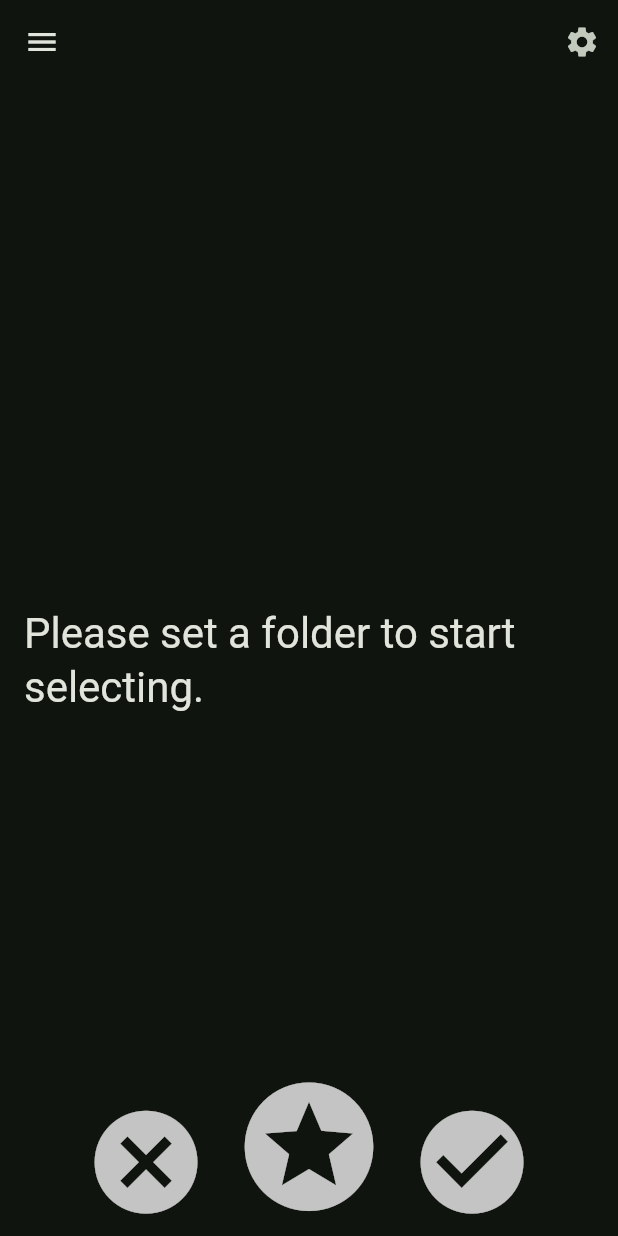
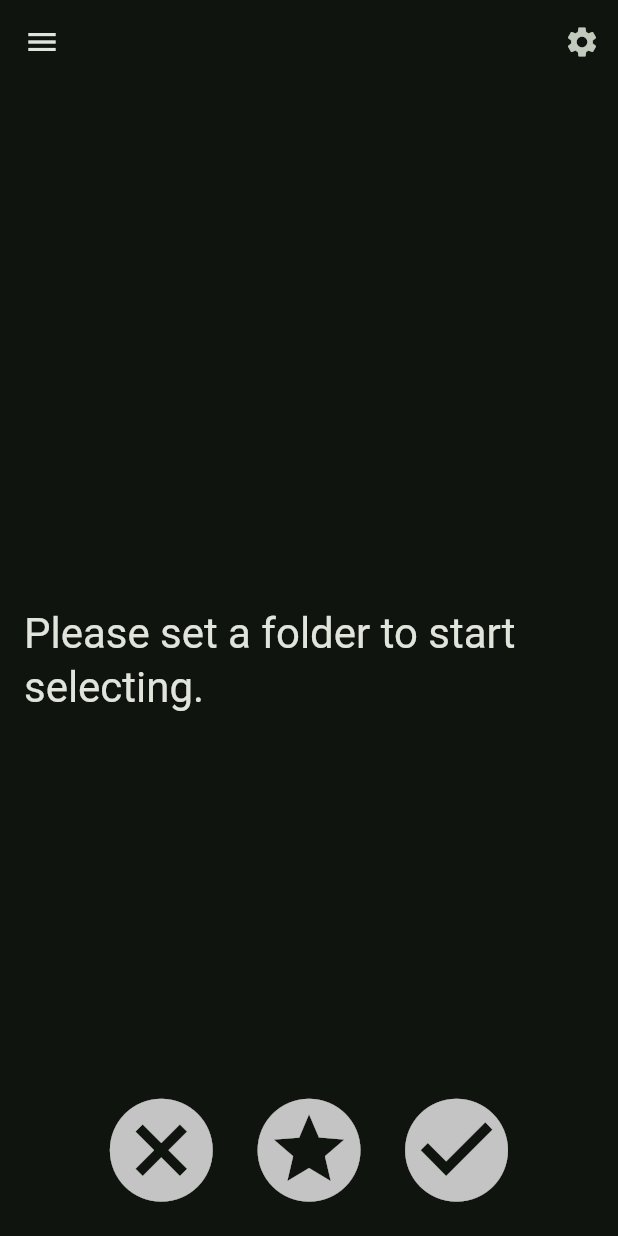
Before and after one commit to fabio-osti/image_selector, a Flutter app: the screen it shows after launch, on a phone screen of 412 x 824 dp. Run offline on Flutter 3.47's test engine with Material 2 defaults, Android fonts, the phone set to English and light mode, and no system bars; our stand-ins replace file_picker, permission_handler, photo_view.

Commit message:
Image size and positioning

```diff
--- a/lib/views/selector_view.dart
+++ b/lib/views/selector_view.dart
@@ -16,18 +16,16 @@ class SelectorView extends StatefulWidget {
 
 class _SelectorViewState extends State<SelectorView> {
   late final Unlisten _unlistenSubjectChanged;
-  late final PhotoViewController _photoController;
-  late final OverlayEntry? _overlayEntry;
+  late final PhotoViewController _photoController = PhotoViewController();
+  late final OverlayEntry _overlayEntry = OverlayEntry(builder: _optionsBuilder);
 
   @override
   void initState() {
-    _photoController =  PhotoViewController();
     _unlistenSubjectChanged = SelectorController.listenSubjectChanged(() {
       setState(() {
         curImage = SelectorController.subjectImageFile;
       });
     });
-    _overlayEntry = _getOptionsOverlay();
     super.initState();
   }
 
@@ -41,10 +39,10 @@ class _SelectorViewState extends State<SelectorView> {
   @override
   Widget build(BuildContext context) {
     WidgetsBinding.instance.addPostFrameCallback((_) {
-      if (_overlayEntry!.mounted) {
-        _overlayEntry!.remove();
+      if (_overlayEntry.mounted) {
+        _overlayEntry.remove();
       }
-      Overlay.of(context)!.insert(_overlayEntry!);
+      Overlay.of(context)!.insert(_overlayEntry);
     });
     return curImage == null
         ? Center(
@@ -56,35 +54,50 @@ class _SelectorViewState extends State<SelectorView> {
               ),
             ),
           )
-        : _getViewer();
+        : _viewer;
   }
 
   File? curImage;
 
-  Widget _getViewer() {
-    return Listener(
+  Widget get _viewer {
+    return GestureDetector(
+      child: Listener(
         onPointerSignal: (event) {
           if (event is PointerScrollEvent &&
               RawKeyboard.instance.keysPressed
                   .contains(LogicalKeyboardKey.controlLeft)) {
-          _photoController.scale = (_photoController.scale ?? 1) - event.scrollDelta.dy / 200;
+            _photoController.scale =
+                (_photoController.scale ?? 1) - event.scrollDelta.dy / 200;
           }
         },
+        child: SizedBox(
+          width: MediaQuery.of(context).size.width,
+          height: MediaQuery.of(context).size.height -
+                    optionsSize -
+                    kToolbarHeight -
+                    16,
           child: PhotoView(
+            backgroundDecoration: const BoxDecoration(),
             imageProvider: FileImage(curImage!),
             controller: _photoController,
+          ),
+        ),
       ),
     );
   }
 
-  OverlayEntry _getOptionsOverlay() {
-    return OverlayEntry(builder: (context) {
-      final screenSize = MediaQuery.of(context).size;
+  get optionsSize => min(
+    max(MediaQuery.of(context).size.height / 8, 72.0),
+    MediaQuery.of(context).size.width / 5,
+  );
+
+  Widget _optionsBuilder(context) {
     return Positioned(
       bottom: 0,
-        left: 0,
-        right: 0,
+      width: MediaQuery.of(context).size.width,
       child: Center(
+        child: Padding(
+          padding: const EdgeInsets.all(8.0),
           child: Row(
             mainAxisAlignment: MainAxisAlignment.center,
             crossAxisAlignment: CrossAxisAlignment.end,
@@ -93,21 +106,21 @@ class _SelectorViewState extends State<SelectorView> {
             children: [
               IconButton(
                 icon: const Icon(Icons.cancel_sharp),
-                iconSize: min(screenSize.width / 5, screenSize.height / 10),
+                iconSize: optionsSize,
                 onPressed: actionSelectDelete,
                 color: Theme.of(context).iconTheme.color?.withOpacity(0.75),
-                // color: const Color.fromARGB(198, 138, 0, 0),
+                // color: const Color.fromARGB(198, 138, x0, 0),
               ),
               IconButton(
                 icon: const Icon(Icons.stars_sharp),
-                iconSize: min(screenSize.width / 4, screenSize.height / 8),
+                iconSize: optionsSize,
                 onPressed: actionSelectFavorite,
                 color: Theme.of(context).iconTheme.color?.withOpacity(0.75),
                 // color: const Color.fromARGB(198, 238, 188, 29),
               ),
               IconButton(
                 icon: const Icon(Icons.check_circle_sharp),
-                iconSize: min(screenSize.width / 5, screenSize.height / 10),
+                iconSize: optionsSize,
                 onPressed: actionSelectKeep,
                 color: Theme.of(context).iconTheme.color?.withOpacity(0.75),
                 // color: const Color.fromARGB(198, 0, 138, 0),
@@ -115,19 +128,22 @@ class _SelectorViewState extends State<SelectorView> {
             ],
           ),
         ),
+      ),
     );
-    });
   }
 
   void actionSelectKeep() {
-    SelectorController.selectSubjectImageDestination(SelectorController.keepDestination);
+    SelectorController.selectSubjectImageDestination(
+        SelectorController.keepDestination);
   }
 
   void actionSelectFavorite() {
-    SelectorController.selectSubjectImageDestination(SelectorController.favoriteDestination);
+    SelectorController.selectSubjectImageDestination(
+        SelectorController.favoriteDestination);
   }
 
   void actionSelectDelete() {
-    SelectorController.selectSubjectImageDestination(SelectorController.deleteDestination);
+    SelectorController.selectSubjectImageDestination(
+        SelectorController.deleteDestination);
   }
 }
```
Also changed, not shown: lib/views/control_panel_view.dart (+38 -5 lines). Lines whose indentation alone changed are shown as unchanged.
